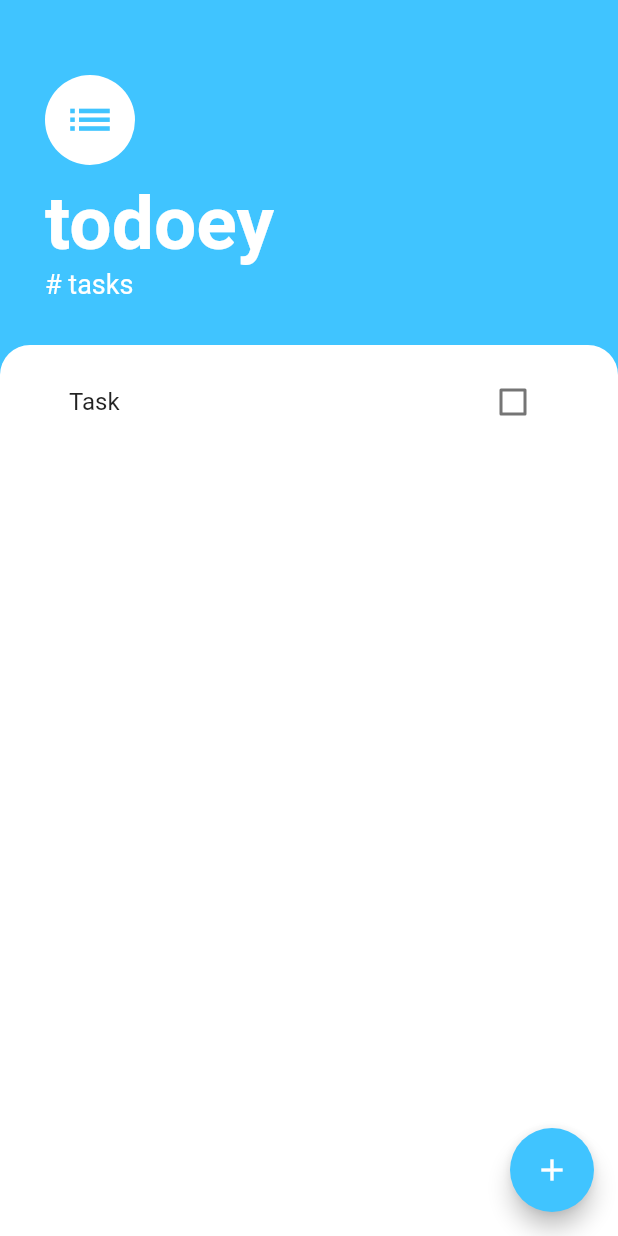
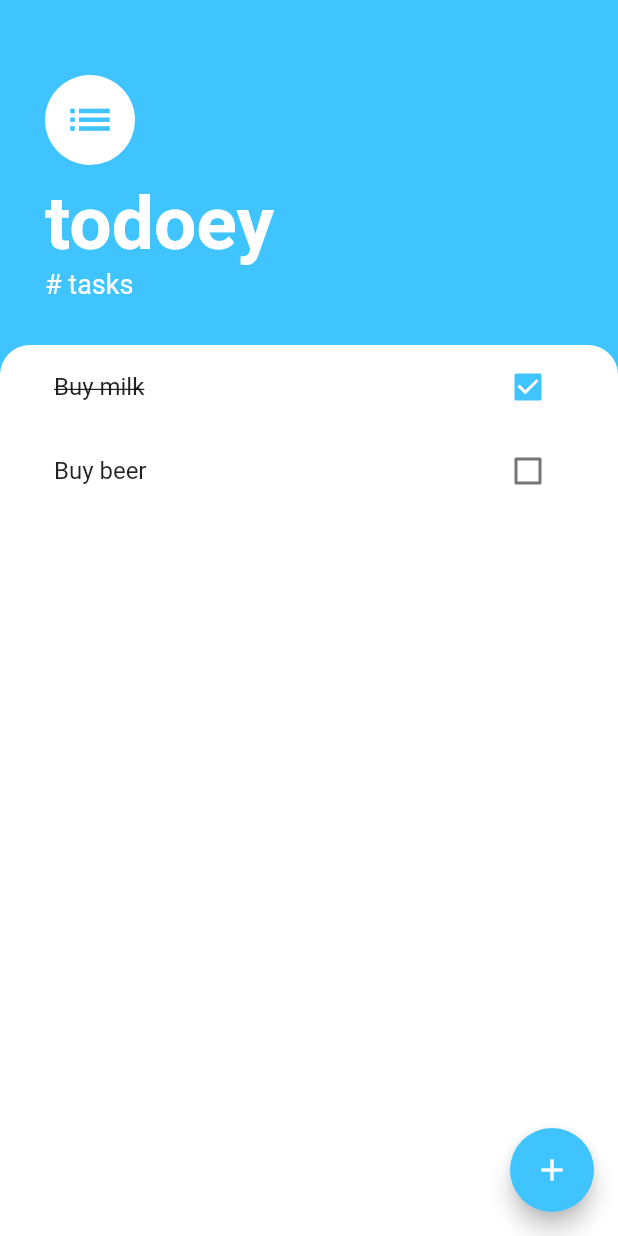
Before and after one commit to 4Federiz/Todoey, a Flutter app: the screen it shows after launch, on a phone screen of 412 x 824 dp. Run offline on Flutter 3.47's test engine with Material 2 defaults, Android fonts, the phone set to English and light mode, and no system bars.

Commit message:
ListVieew Builder implementation

```diff
--- /dev/null
+++ b/lib/models/task.dart
@@ -0,0 +1,11 @@
+class Task{
+  final String name;
+  bool isDone;
+
+  Task({this.name, this.isDone = false});
+
+  void toggleDone() {
+    isDone = !isDone;
+  }
+
+}
--- a/lib/widgets/tasks_list.dart
+++ b/lib/widgets/tasks_list.dart
@@ -1,15 +1,34 @@
 import 'package:flutter/material.dart';
 import 'tasks_tile.dart';
+import 'package:todoey/models/task.dart';
 
-class TasksList extends StatelessWidget {
+class TasksList extends StatefulWidget {
+  @override
+  _TasksListState createState() => _TasksListState();
+}
+
+class _TasksListState extends State<TasksList> {
+  List<Task> tasks = [
+    Task(name: 'Buy milk', isDone: true),
+    Task(name: 'Buy beer')
+  ];
 
   @override
   Widget build(BuildContext context) {
-    return ListView(
-      padding: EdgeInsets.symmetric(horizontal: 30, vertical: 10),
-      children: <Widget>[
-        TaskTile(),
-      ],
+    return ListView.builder(
+      itemCount: tasks.length,
+      itemBuilder: (context, index) {
+        return TaskTile(
+          taskTitle: tasks[index].name,
+          isChecked: tasks[index].isDone,
+          checkboxCallback: (checkboxState) {
+            setState(() {
+              tasks[index].toggleDone();
+            });
+          },
+        );
+      },
+      padding: EdgeInsets.symmetric(horizontal: 20),
     );
   }
 }
--- a/lib/widgets/tasks_tile.dart
+++ b/lib/widgets/tasks_tile.dart
@@ -1,44 +1,26 @@
 import 'package:flutter/material.dart';
 
-class TaskTile extends StatefulWidget {
-  @override
-  _TaskTileState createState() => _TaskTileState();
-}
+class TaskTile extends StatelessWidget {
+  final bool isChecked;
+  final String taskTitle;
+  final Function checkboxCallback;
 
-class _TaskTileState extends State<TaskTile> {
-  bool isChecked = false;
-
-  void checkboxCallBack(bool checkboxState) {
-        setState(() {
-          isChecked = checkboxState;
-        });
-  }
+  TaskTile({this.isChecked, this.taskTitle, this.checkboxCallback});
 
   @override
   Widget build(BuildContext context) {
     return ListTile(
       title: Text(
-        'Task',
+        taskTitle,
         style: TextStyle(
           decoration: isChecked ? TextDecoration.lineThrough : null,
         ),
       ),
-      trailing: TaskCheckbox(isChecked, checkboxCallBack),
+      trailing: Checkbox(
+        value: isChecked,
+        onChanged: checkboxCallback,
+        activeColor: Colors.lightBlueAccent,
+      ),
     );
   }
 }
-
-class TaskCheckbox extends StatelessWidget {
-  final bool checkboxState;
-  final Function toggleCheckboxState;
-  TaskCheckbox(this.checkboxState, this.toggleCheckboxState);
-
-  @override
-  Widget build(BuildContext context) {
-    return Checkbox(
-      value: checkboxState,
-      onChanged: toggleCheckboxState,
-      activeColor: Colors.lightBlueAccent,
-    );
-  }
-}
```
